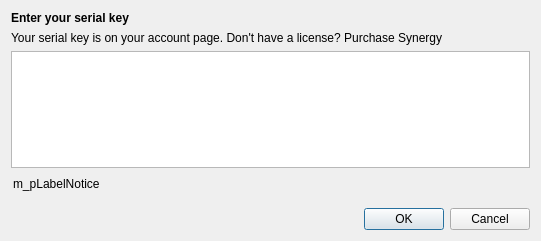
The window that src/lib/synergy/gui/ActivationDialog.ui (symless/synergy-extra) describes before a commit, drawn with Qt 5.
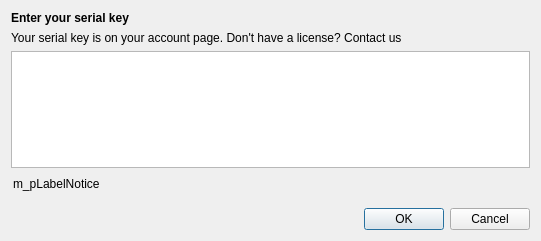
The same window after the commit.

Commit message:
Refactor activation UI for better clarity and user guidance (#15)
Refactor license handling and update UI messages for better clarity and user guidance

```diff
--- a/src/lib/synergy/gui/ActivationDialog.ui
+++ b/src/lib/synergy/gui/ActivationDialog.ui
@@ -29,7 +29,7 @@
    <item>
     <widget class="QLabel" name="label_5">
      <property name="text">
-      <string>&lt;p&gt;Your serial key is on your &lt;a href=&quot;https://symless.com/synergy/account?source=gui&quot; style=&quot;color:#4285f4;&quot;&gt;account&lt;/span&gt;&lt;/a&gt; page. Don't have a license? &lt;a href=&quot;https://symless.com/synergy/purchase?source=gui&quot; style=&quot;color:#4285f4;&quot;&gt;Purchase Synergy&lt;/span&gt;&lt;/a&gt;&lt;/p&gt;</string>
+      <string>&lt;p&gt;Your serial key is on your &lt;a href=&quot;https://symless.com/synergy/account?source=gui&quot; style=&quot;color:#4285f4;&quot;&gt;account&lt;/span&gt;&lt;/a&gt; page. Don't have a license? &lt;a href=&quot;https://symless.com/synergy/contact?source=gui&quot; style=&quot;color:#4285f4;&quot;&gt;Contact us&lt;/span&gt;&lt;/a&gt;&lt;/p&gt;</string>
      </property>
      <property name="openExternalLinks">
       <bool>true</bool>
```
The commit also changes 7 other files.
